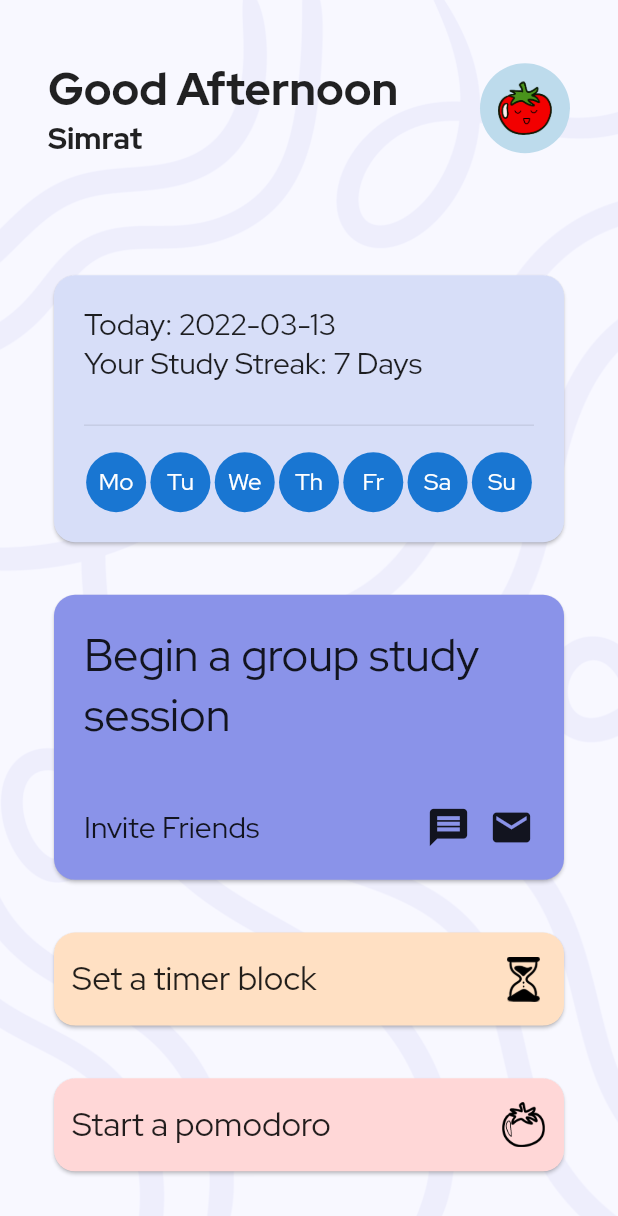
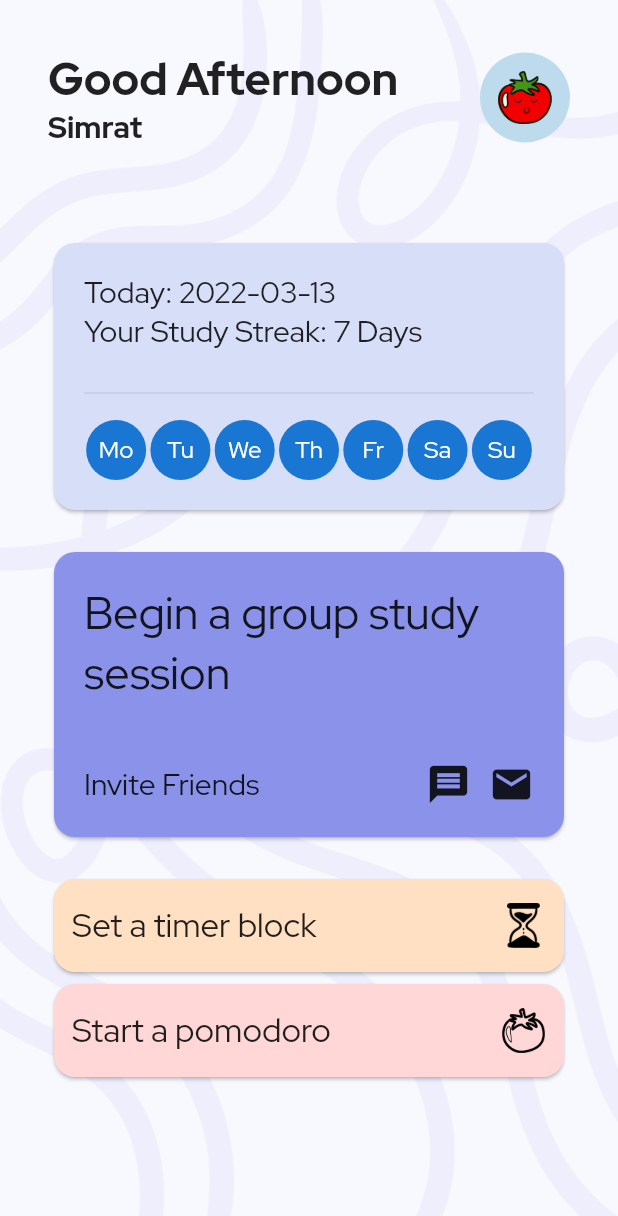
Before and after one commit to simrat39/StudyBuddy, a Flutter app: the screen it shows after launch, on a phone screen of 412 x 824 dp. Shown: the top 1216 px of the screen. Run offline on Flutter 3.47's test engine with Material 2 defaults, Android fonts, the phone set to English and light mode, and no system bars; our stand-ins replace flutter_riverpod.

Commit message:
feat(home_page): Make responsive

```diff
--- a/lib/home_page.dart
+++ b/lib/home_page.dart
@@ -37,32 +37,37 @@ class HomePageState extends State<HomePage> {
           child: Padding(
             padding:
                 const EdgeInsets.symmetric(horizontal: 32.0, vertical: 12.0),
-            child: Column(
-              mainAxisAlignment: MainAxisAlignment.spaceEvenly,
+            child: ListView(
               children: [
+                const SizedBox(height: 20),
                 Row(
                   children: [
-                    Column(
+                    Expanded(
+                      child: Column(
                         crossAxisAlignment: CrossAxisAlignment.start,
                         children: [
                           Text(
                             "Good Afternoon",
-                          style:
-                              Theme.of(context).textTheme.titleLarge?.copyWith(
+                            style: Theme.of(context)
+                                .textTheme
+                                .titleLarge
+                                ?.copyWith(
                                   fontSize: 30,
                                   fontWeight: FontWeight.w700,
                                 ),
                           ),
                           Text(
                             "Simrat",
-                          style:
-                              Theme.of(context).textTheme.titleLarge?.copyWith(
+                            style: Theme.of(context)
+                                .textTheme
+                                .titleLarge
+                                ?.copyWith(
                                   fontWeight: FontWeight.w700,
                                 ),
                           ),
                         ],
                       ),
-                    const Spacer(),
+                    ),
                     CircleAvatar(
                       radius: 30,
                       backgroundColor: const Color(0xffBDDBEC),
@@ -74,6 +79,7 @@ class HomePageState extends State<HomePage> {
                     ),
                   ],
                 ),
+                const SizedBox(height: 40),
                 const SizedBox(
                   height: 20,
                 ),
@@ -121,6 +127,7 @@ class HomePageState extends State<HomePage> {
                     ),
                   ),
                 ),
+                const SizedBox(height: 20),
                 Material(
                   type: MaterialType.transparency,
                   child: Card(
@@ -180,6 +187,7 @@ class HomePageState extends State<HomePage> {
                     ),
                   ),
                 ),
+                const SizedBox(height: 20),
                 Material(
                   type: MaterialType.transparency,
                   child: Card(
```
Lines whose indentation alone changed are shown as unchanged.
